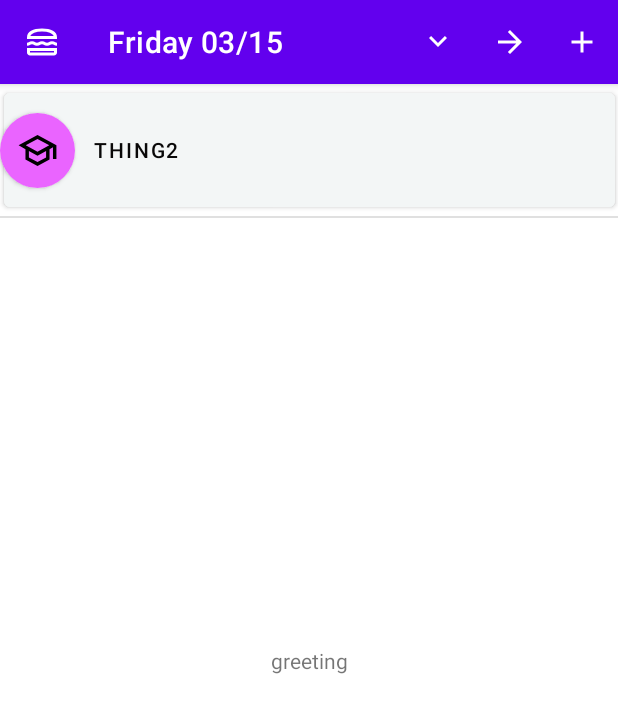
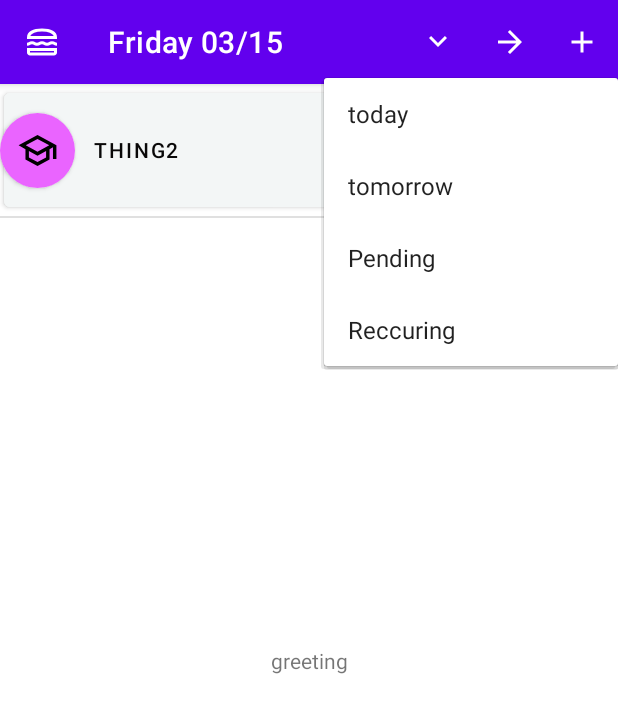
Before and after one commit to CSE-110-Winter-2024/project-team-16, an Android app: the screen it shows after launch (MainActivity), after a tap on "v dropdown", on a phone screen of 412 x 824 dp. Shown: the top 713 px of the screen. Run offline under Robolectric (Android 15) with nearby library versions, the phone set to English and light mode, and no system bars; our stand-ins replace Room's generated code.

Commit message:
Dropdown menu showing up

```diff
--- a/app/src/main/java/edu/ucsd/cse110/successorator/MainActivity.java
+++ b/app/src/main/java/edu/ucsd/cse110/successorator/MainActivity.java
@@ -61,7 +61,7 @@ public class MainActivity extends AppCompatActivity {
 
         //For dropdown menu
         else if (itemId == R.id.v_dropdown) {
-
+            dropDown();
         }
 
 //        else if(itemId == R.id.home) {
@@ -178,12 +178,37 @@ public class MainActivity extends AppCompatActivity {
 
 
 
-    private void dropDown(View view){
-        PopupMenu dropDown = new PopupMenu(this,view);
-        MenuInflater inflater = dropDown.getMenuInflater();
+    private void dropDown(){
+        View viewDrop = findViewById(R.id.v_dropdown);
+        PopupMenu dropDown = new PopupMenu(this,viewDrop);
+        dropDown.setOnMenuItemClickListener(new PopupMenu.OnMenuItemClickListener(){
+            @Override
+            public boolean onMenuItemClick(MenuItem item){
+                if (item.getItemId() == R.id.today){
 
-        inflater.inflate(R.menu.action_bar, dropDown.getMenu());
+                }
 
+                else if (item.getItemId() == R.id.tomorrow){
+                    return false;
+                }
+
+                else if (item.getItemId() == R.id.pending){
+                    return false;
+                }
+
+                else if (item.getItemId() == R.id.reccuring){
+                    return false;
+                }
+
+                else {
+                    return false;
+                }
+                return false;
+            }
+        });
+
+        dropDown.inflate(R.menu.dropdown_menu);
+        dropDown.show();
 
     }
 
--- /dev/null
+++ b/app/src/main/res/menu/dropdown_menu.xml
@@ -0,0 +1,14 @@
+<menu xmlns:android="http://schemas.android.com/apk/res/android">
+    <item
+        android:id="@+id/today"
+        android:title="today"/>
+    <item
+        android:id="@+id/tomorrow"
+        android:title="tomorrow"/>
+    <item
+        android:id="@+id/pending"
+        android:title="Pending"/>
+    <item
+        android:id="@+id/reccuring"
+        android:title="Reccuring"/>
+</menu>
```
